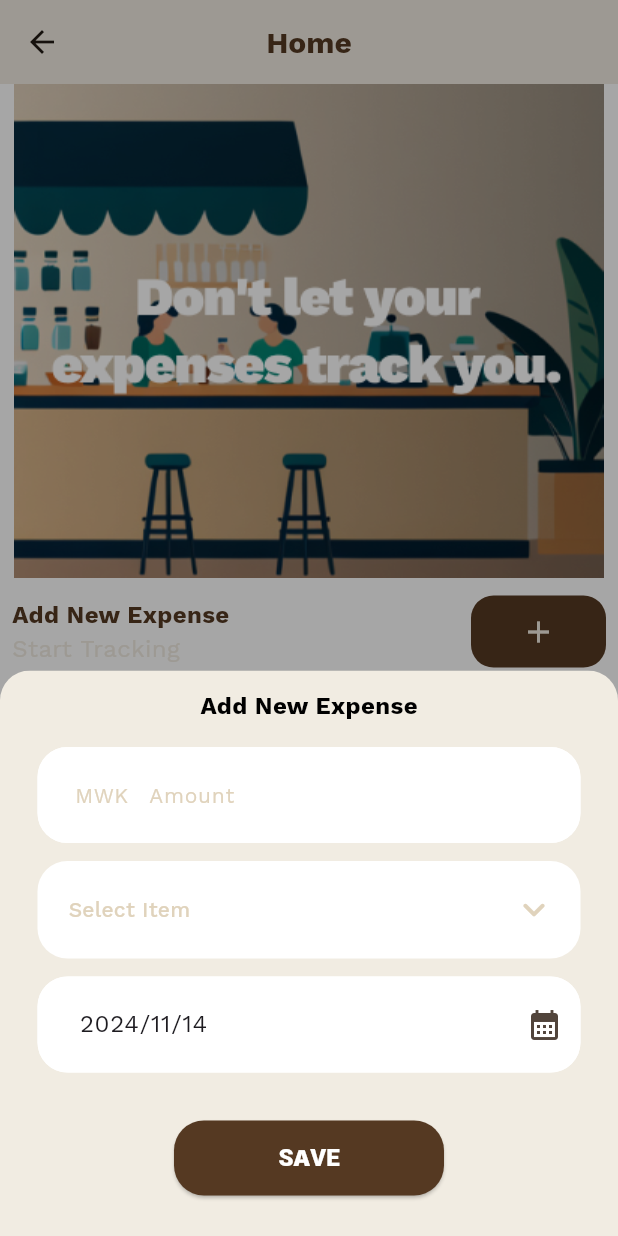
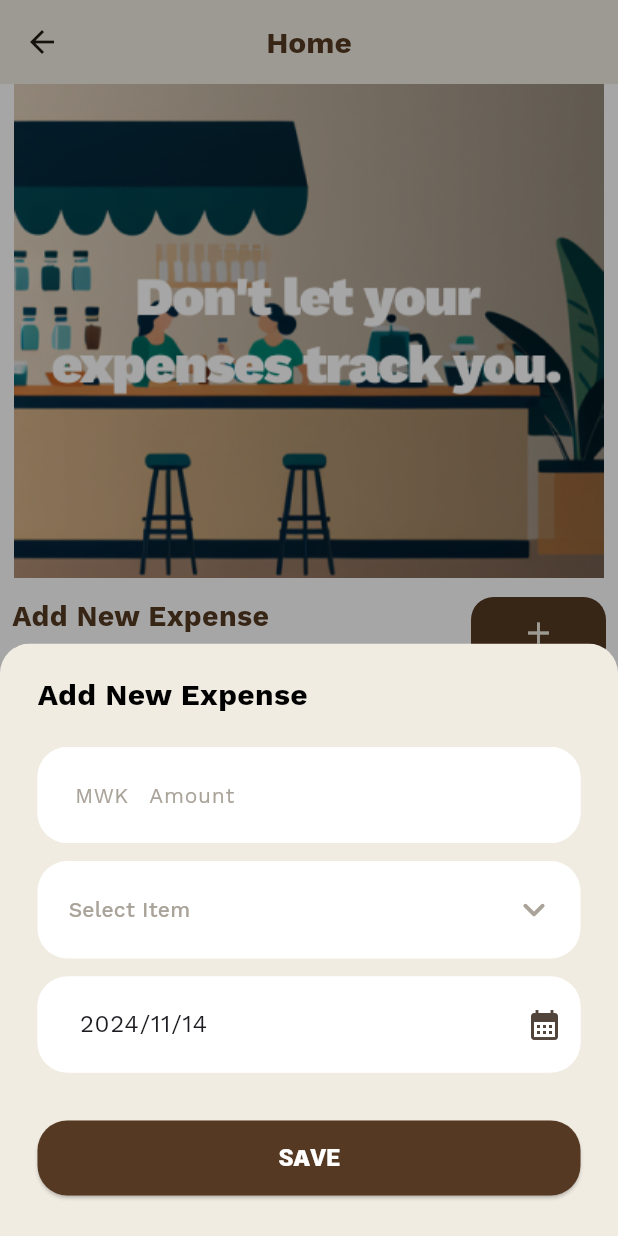
Before and after one commit to Benjee369/endol, a Flutter app: the HomeNavigation screen opened directly, after a tap on the "add" icon, on a phone screen of 412 x 824 dp. Run offline on Flutter 3.47's test engine with Material 3 defaults, Android fonts, the phone set to English and light mode, and no system bars; drawn by our look-alikes of dot_navigation_bar, dropdown_button2, extended_image; our stand-ins replace cloud_firestore, firebase_auth, firebase_core, firebase_storage, font_awesome_flutter, google_fonts and 1 more; accounts and stored records are empty; network calls fail.

Commit message:
theres a long way to go, changed file names

```diff
--- a/lib/app_navigation/home_navigation.dart
+++ b/lib/app_navigation/home_navigation.dart
@@ -1,12 +1,12 @@
 import 'package:endol/providers/current_index_provider.dart';
-import 'package:endol/screens/chart/chart_screen.dart';
-import 'package:endol/screens/profile/settings_screen.dart';
 import 'package:flutter/material.dart';
 import 'package:dot_navigation_bar/dot_navigation_bar.dart';
 import 'package:font_awesome_flutter/font_awesome_flutter.dart';
 import 'package:provider/provider.dart';
 import '../constants/app_colors.dart';
-import '../screens/home/screens/home_screen.dart';
+import '../endol/endol_chart/chart_screen.dart';
+import '../endol/endol_home/screens/home_screen.dart';
+import '../endol/endol_profile/settings_screen.dart';
 
 class HomeNavigation extends StatefulWidget {
   const HomeNavigation({super.key});
@@ -16,12 +16,6 @@ class HomeNavigation extends StatefulWidget {
 }
 
 class _HomeNavigationState extends State<HomeNavigation> {
-  final List<Widget> _pages = [
-    const HomeScreen(),
-    const ChartScreen(),
-    const SettingsScreen()
-  ];
-
   void _onTap(int index, CurrentIndexProvider currentIndexProvider) {
     currentIndexProvider.setCurrentIndex(index);
   }
@@ -29,6 +23,16 @@ class _HomeNavigationState extends State<HomeNavigation> {
   @override
   Widget build(BuildContext context) {
     final currentIndexProvider = Provider.of<CurrentIndexProvider>(context);
+    final List<Widget> pages = [
+      const HomeScreen(),
+      currentIndexProvider.currentIndex == 1
+          ? const ChartScreen()
+          : const SizedBox.shrink(),
+      currentIndexProvider.currentIndex == 2
+          ? const SettingsScreen()
+          : const SizedBox.shrink()
+    ];
+
     return Scaffold(
       bottomNavigationBar: DotNavigationBar(
         currentIndex: currentIndexProvider.currentIndex,
@@ -67,7 +71,7 @@ class _HomeNavigationState extends State<HomeNavigation> {
       ),
       body: IndexedStack(
         index: currentIndexProvider.currentIndex,
-        children: _pages,
+        children: pages,
       ),
     );
   }
--- a/lib/common/button_primary.dart
+++ b/lib/common/button_primary.dart
@@ -44,8 +44,14 @@ class ButtonPrimary extends StatelessWidget {
           ),
         ),
         child: isLoading // Display a CircularProgressIndicator when loading
-            ? const CircularProgressIndicator(
-                valueColor: AlwaysStoppedAnimation<Color>(AppColors.thatBrown),
+            ? const SizedBox(
+                height: 21,
+                width: 21,
+                child: CircularProgressIndicator(
+                  strokeCap: StrokeCap.round,
+                  valueColor:
+                      AlwaysStoppedAnimation<Color>(AppColors.thatBrown),
+                ),
               )
             : TextWidget(
                 text: text,
--- a/lib/common/text_field_custom.dart
+++ b/lib/common/text_field_custom.dart
@@ -72,7 +72,7 @@ class TextFieldCustom extends StatelessWidget {
             hintStyle: const TextStyle(
               fontFamily: Fonts.regular,
               fontSize: 14,
-              color: AppColors.black,
+              color: AppColors.lightBrown,
             ),
             //fillColor: Colors.white,
             border: const OutlineInputBorder(
--- a/lib/constants/app_colors.dart
+++ b/lib/constants/app_colors.dart
@@ -5,7 +5,7 @@ class AppColors {
   static const Color thatBrown = Color(0xFF553922);
   static const Color lightBrown = Color(0xFF8A5D3D);
   static const Color cream = Color(0xFFF1ECE2);
-  static const Color textFieldHint = Color(0xFFE0D3BC);
+  static const Color textFieldHint = Color(0xFFA9A399);
   static const Color black = Color(0xFF000000);
 
   static const Color unselectedBrown = Color(0xFF967E63);
--- a/lib/core/app.dart
+++ b/lib/core/app.dart
@@ -5,7 +5,7 @@ import 'package:flutter/material.dart';
 import 'package:google_fonts/google_fonts.dart';
 import 'package:provider/provider.dart';
 
-import '../screens/splash/splash_screen.dart';
+import '../endol/endol_splash/splash_screen.dart';
 
 class App extends StatefulWidget {
   const App({super.key});
--- a/lib/screens/home/screens/home_screen.dart
+++ b/lib/endol/endol_home/screens/home_screen.dart
@@ -2,8 +2,6 @@ import 'dart:developer';
 import 'package:endol/common/dialogs.dart';
 import 'package:endol/common/text_widget.dart';
 import 'package:endol/constants/app_sizes.dart';
-import 'package:endol/screens/home/widgets/add_expense_modal.dart';
-import 'package:endol/screens/home/widgets/home_amount_widget.dart';
 import 'package:extended_image/extended_image.dart';
 import 'package:firebase_auth/firebase_auth.dart';
 import 'package:flutter/material.dart';
@@ -12,6 +10,8 @@ import '../../../../constants/app_colors.dart';
 import 'package:firebase_storage/firebase_storage.dart';
 import 'package:cloud_firestore/cloud_firestore.dart';
 import '../../../../constants/strings.dart';
+import '../widgets/add_expense_modal.dart';
+import '../widgets/home_amount_widget.dart';
 
 class HomeScreen extends StatefulWidget {
   const HomeScreen({super.key});
@@ -94,12 +94,13 @@ class _HomeScreenState extends State<HomeScreen> {
                     children: [
                       TextWidget(
                         text: Strings.addNewExpense,
+                        color: AppColors.thatBrown,
                         fontWeight: FontWeight.bold,
-                        color: AppColors.thatBrown,
+                        size: 19,
                       ),
                       TextWidget(
                         text: Strings.startTracking,
-                        color: AppColors.cream,
+                        color: AppColors.lightBrown,
                       )
                     ],
                   ),
@@ -150,8 +151,9 @@ class _HomeScreenState extends State<HomeScreen> {
                 alignment: Alignment.topLeft,
                 child: TextWidget(
                   text: 'Recent Transactions',
-                  color: AppColors.lightBrown,
+                  color: AppColors.thatBrown,
                   fontWeight: FontWeight.bold,
+                  size: 19,
                 ),
               ),
             ),
--- a/lib/screens/home/widgets/add_expense_modal.dart
+++ b/lib/endol/endol_home/widgets/add_expense_modal.dart
@@ -3,7 +3,6 @@ import 'package:cloud_firestore/cloud_firestore.dart';
 import 'package:dropdown_button2/dropdown_button2.dart';
 import 'package:endol/common/text_widget.dart';
 import 'package:endol/constants/app_sizes.dart';
-import 'package:endol/screens/home/widgets/add_expense_text_field.dart';
 import 'package:firebase_auth/firebase_auth.dart';
 import 'package:firebase_storage/firebase_storage.dart';
 import 'package:flutter/material.dart';
@@ -12,6 +11,8 @@ import '../../../common/dialogs.dart';
 import '../../../constants/app_colors.dart';
 import '../../../constants/strings.dart';
 import 'package:intl/intl.dart';
+
+import 'add_expense_text_field.dart';
 
 class AddExpenseModal extends StatefulWidget {
   const AddExpenseModal({super.key});
@@ -122,12 +123,16 @@ class _AddExpenseModalState extends State<AddExpenseModal> {
             child: Column(
               mainAxisSize: MainAxisSize.min,
               children: <Widget>[
-                gapH12,
-                const TextWidget(
-                  text: Strings.addNewExpense,
-                  fontWeight: FontWeight.bold,
+                gapH20,
+                const Align(
+                  alignment: Alignment.topLeft,
+                  child: TextWidget(
+                    text: Strings.addNewExpense,
+                    fontWeight: FontWeight.bold,
+                    size: 20,
+                  ),
                 ),
-                gapH16,
+                gapH20,
                 AddExpenseTextField(
                   hint: 'Amount',
                   controller: amountController,
@@ -217,7 +222,6 @@ class _AddExpenseModalState extends State<AddExpenseModal> {
                 ButtonPrimary(
                   active: true,
                   height: 50,
-                  width: 180,
                   color: AppColors.thatBrown,
                   text: 'SAVE',
                   function: () {
--- a/lib/screens/profile/settings_screen.dart
+++ b/lib/endol/endol_profile/settings_screen.dart
@@ -2,10 +2,11 @@ import 'package:endol/app_navigation/navigation.dart';
 import 'package:endol/common/text_widget.dart';
 import 'package:endol/constants/app_colors.dart';
 import 'package:endol/constants/app_sizes.dart';
-import 'package:endol/screens/auth/login_screen.dart';
-import 'package:endol/screens/profile/widget/settings_tab_widget.dart';
+import 'package:endol/endol/endol_profile/widget/settings_tab_widget.dart';
 import 'package:firebase_auth/firebase_auth.dart';
 import 'package:flutter/material.dart';
+
+import '../endol_auth/screens/login_screen.dart';
 
 class SettingsScreen extends StatefulWidget {
   const SettingsScreen({super.key});
--- a/lib/screens/splash/splash_screen.dart
+++ b/lib/endol/endol_splash/splash_screen.dart
@@ -7,7 +7,8 @@ import 'package:flutter/material.dart';
 import 'package:endol/app_navigation/navigation.dart';
 import 'package:endol/constants/app_colors.dart';
 import 'package:extended_image/extended_image.dart';
-import '../auth/login_screen.dart';
+
+import '../endol_auth/screens/login_screen.dart';
 
 class SplashScreen extends StatefulWidget {
   const SplashScreen({super.key});
--- a/lib/screens/chart/chart_screen.dart
+++ /dev/null
@@ -1,50 +0,0 @@
-import 'package:cloud_firestore/cloud_firestore.dart';
-import 'package:endol/common/text_widget.dart';
-import 'package:endol/constants/strings.dart';
-import 'package:firebase_auth/firebase_auth.dart';
-import 'package:flutter/material.dart';
-
-import '../../constants/app_colors.dart';
-
-class ChartScreen extends StatefulWidget {
-  const ChartScreen({super.key});
-
-  @override
-  State<ChartScreen> createState() => _ChartScreenState();
-}
-
-class _ChartScreenState extends State<ChartScreen> {
-  final storageRef =
-      FirebaseFirestore.instance.collection(Strings.expenseDatabase);
-  final userData = FirebaseFirestore.instance
-      .collection(Strings.expenseDatabase)
-      .doc(FirebaseAuth.instance.currentUser?.uid);
-  @override
-  Widget build(BuildContext context) {
-    return Scaffold(
-      appBar: AppBar(
-        centerTitle: true,
-        backgroundColor: AppColors.cream,
-        title: const TextWidget(
-          text: 'Charts',
-          color: AppColors.thatBrown,
-          fontWeight: FontWeight.bold,
-          size: 20,
-        ),
-      ),
-      body: SafeArea(
-        child: StreamBuilder(
-          stream: storageRef.snapshots(),
-          builder: (context, AsyncSnapshot<QuerySnapshot> streamSnapshot) {
-            return ListView.builder(
-              itemCount: streamSnapshot.data?.docs.length,
-              itemBuilder: (ctx, index) => TextWidget(
-                text: (streamSnapshot.data?.docs[index]['category']),
-              ),
-            );
-          },
-        ),
-      ),
-    );
-  }
-}
--- a/lib/screens/profile/widget/settings_tab_widget.dart
+++ /dev/null
@@ -1,41 +0,0 @@
-import 'package:flutter/material.dart';
-
-import '../../../common/text_widget.dart';
-import '../../../constants/app_sizes.dart';
-
-class SettingsTabWidget extends StatelessWidget {
-  final IconData tabIcon;
-  final String tabText;
-  final VoidCallback function;
-
-  const SettingsTabWidget({
-    super.key,
-    required this.tabIcon,
-    required this.tabText,
-    required this.function,
-  });
-
-  @override
-  Widget build(BuildContext context) {
-    return GestureDetector(
-      onTap: function,
-      child: Column(
-        children: [
-          Row(
-            children: [
-              Icon(tabIcon),
-              gapW16,
-              TextWidget(text: tabText),
-              const Spacer(),
-              const Icon(Icons.chevron_right_outlined),
-            ],
-          ),
-          gapH16,
-          const Divider(
-            height: 2,
-          ),
-        ],
-      ),
-    );
-  }
-}
--- a/pubspec.yaml
+++ b/pubspec.yaml
@@ -42,6 +42,7 @@ dependencies:
   dropdown_button2: ^2.3.9
   calendar_date_picker2: ^1.1.7
   intl: ^0.19.0
+  fl_chart: ^0.69.0
 
 
   # The following adds the Cupertino Icons font to your application.
```
Also changed, not shown: lib/common/button_text.dart (+9 -7 lines), lib/endol/endol_auth/screens/create_account_screen.dart (renamed from lib/screens/auth/create_account_screen.dart, +5 -5 lines), lib/endol/endol_auth/screens/login_screen.dart (renamed from lib/screens/auth/login_screen.dart, +2 -11 lines), lib/endol/endol_chart/chart_screen.dart (added, +100 -0 lines), lib/endol/endol_profile/widget/settings_tab_widget.dart (added, +50 -0 lines), lib/endol/endol_auth/services/firebase_auth_services.dart (renamed from lib/screens/auth/services/firebase_auth_services.dart), lib/endol/endol_home/widgets/add_expense_text_field.dart (renamed from lib/screens/home/widgets/add_expense_text_field.dart), lib/endol/endol_home/widgets/home_amount_widget.dart (renamed from lib/screens/home/widgets/home_amount_widget.dart), pubspec.lock.
